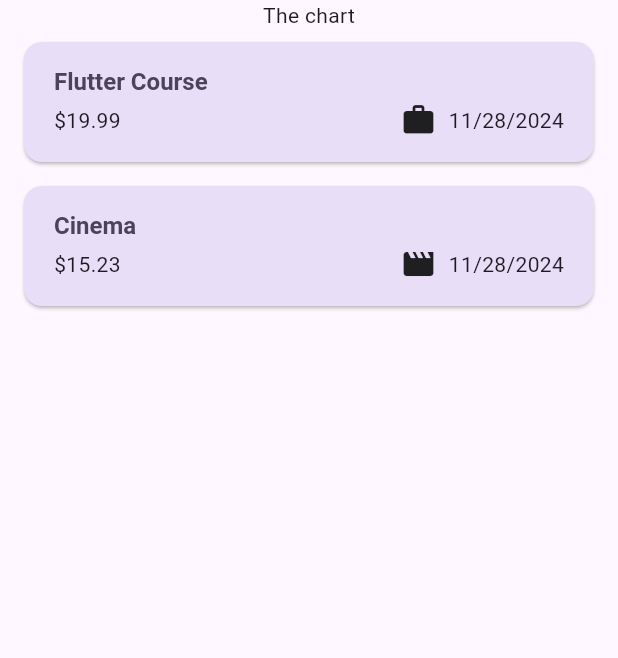
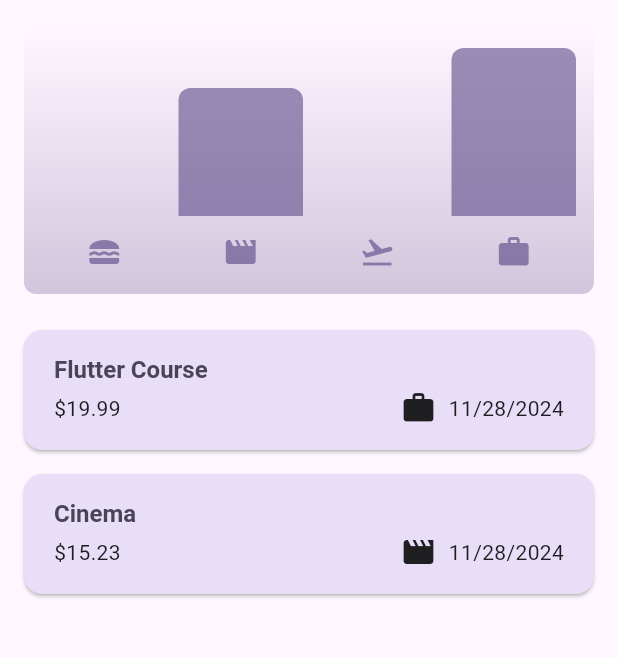
Before and after one commit to CodeLaboratory-Patrick/Flutter_ExpenseTracker, a Flutter app: the screen it shows after launch, on a phone screen of 412 x 824 dp, the part 84-742 px from its top. Run offline on Flutter 3.47's test engine with Material 3 defaults, Android fonts, the phone set to English and light mode, and no system bars.

Commit message:
Adding Chart Widgets.

```diff
--- /dev/null
+++ b/lib/widgets/chart/chart.dart
@@ -0,0 +1,95 @@
+import 'package:flutter/material.dart';
+
+import 'package:expense_tracker/widgets/chart/chart_bar.dart';
+import 'package:expense_tracker/models/expense.dart';
+
+class Chart extends StatelessWidget {
+  const Chart({super.key, required this.expenses});
+
+  final List<Expense> expenses;
+
+  List<ExpenseBucket> get buckets {
+    return [
+      ExpenseBucket.forCategory(expenses, Category.food),
+      ExpenseBucket.forCategory(expenses, Category.leisure),
+      ExpenseBucket.forCategory(expenses, Category.travel),
+      ExpenseBucket.forCategory(expenses, Category.work),
+    ];
+  }
+
+  double get maxTotalExpense {
+    double maxTotalExpense = 0;
+
+    for (final bucket in buckets) {
+      if (bucket.totalExpenses > maxTotalExpense) {
+        maxTotalExpense = bucket.totalExpenses;
+      }
+    }
+
+    return maxTotalExpense;
+  }
+
+  @override
+  Widget build(BuildContext context) {
+    final isDarkMode =
+        MediaQuery.of(context).platformBrightness == Brightness.dark;
+    return Container(
+      margin: const EdgeInsets.all(16),
+      padding: const EdgeInsets.symmetric(
+        vertical: 16,
+        horizontal: 8,
+      ),
+      width: double.infinity,
+      height: 180,
+      decoration: BoxDecoration(
+        borderRadius: BorderRadius.circular(8),
+        gradient: LinearGradient(
+          colors: [
+            Theme.of(context).colorScheme.primary.withOpacity(0.3),
+            Theme.of(context).colorScheme.primary.withOpacity(0.0)
+          ],
+          begin: Alignment.bottomCenter,
+          end: Alignment.topCenter,
+        ),
+      ),
+      child: Column(
+        children: [
+          Expanded(
+            child: Row(
+              crossAxisAlignment: CrossAxisAlignment.end,
+              children: [
+                for (final bucket in buckets) // alternative to map()
+                  ChartBar(
+                    fill: bucket.totalExpenses == 0
+                        ? 0
+                        : bucket.totalExpenses / maxTotalExpense,
+                  )
+              ],
+            ),
+          ),
+          const SizedBox(height: 12),
+          Row(
+            children: buckets
+                .map(
+                  (bucket) => Expanded(
+                    child: Padding(
+                      padding: const EdgeInsets.symmetric(horizontal: 4),
+                      child: Icon(
+                        categoryIcons[bucket.category],
+                        color: isDarkMode
+                            ? Theme.of(context).colorScheme.secondary
+                            : Theme.of(context)
+                                .colorScheme
+                                .primary
+                                .withOpacity(0.7),
+                      ),
+                    ),
+                  ),
+                )
+                .toList(),
+          )
+        ],
+      ),
+    );
+  }
+}
--- /dev/null
+++ b/lib/widgets/chart/chart_bar.dart
@@ -0,0 +1,34 @@
+import 'package:flutter/material.dart';
+
+class ChartBar extends StatelessWidget {
+  const ChartBar({
+    super.key,
+    required this.fill,
+  });
+
+  final double fill;
+
+  @override
+  Widget build(BuildContext context) {
+    final isDarkMode =
+        MediaQuery.of(context).platformBrightness == Brightness.dark;
+    return Expanded(
+      child: Padding(
+        padding: const EdgeInsets.symmetric(horizontal: 4),
+        child: FractionallySizedBox(
+          heightFactor: fill,
+          child: DecoratedBox(
+            decoration: BoxDecoration(
+              shape: BoxShape.rectangle,
+              borderRadius:
+                  const BorderRadius.vertical(top: Radius.circular(8)),
+              color: isDarkMode
+                  ? Theme.of(context).colorScheme.secondary
+                  : Theme.of(context).colorScheme.primary.withOpacity(0.65),
+            ),
+          ),
+        ),
+      ),
+    );
+  }
+}
--- a/lib/widgets/expenses.dart
+++ b/lib/widgets/expenses.dart
@@ -1,3 +1,4 @@
+import 'package:expense_tracker/widgets/chart/chart.dart';
 import 'package:expense_tracker/widgets/new_expense.dart';
 import 'package:flutter/material.dart';
 
@@ -92,8 +93,10 @@ class _ExpensesState extends State<Expenses> {
       body: Column(
         children: [
           //Toolbar with the Add button => Row()
-          const Text('The chart'),
-          Expanded(child: mainContent),
+          Chart(expenses: _registeredExpenses),
+          Expanded(
+            child: mainContent
+            ),
         ],
       ),
     );
```
